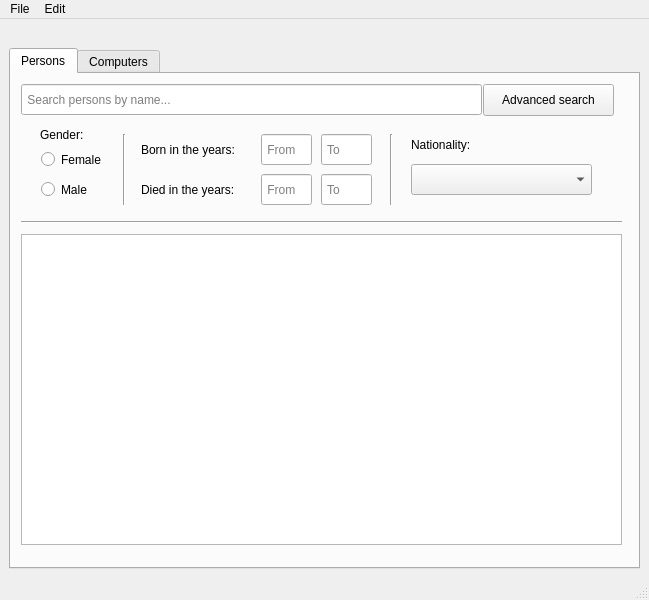
Above: mainwindow.ui from annakrih/T113VLN1-3 before the change. Below: the same form after it.
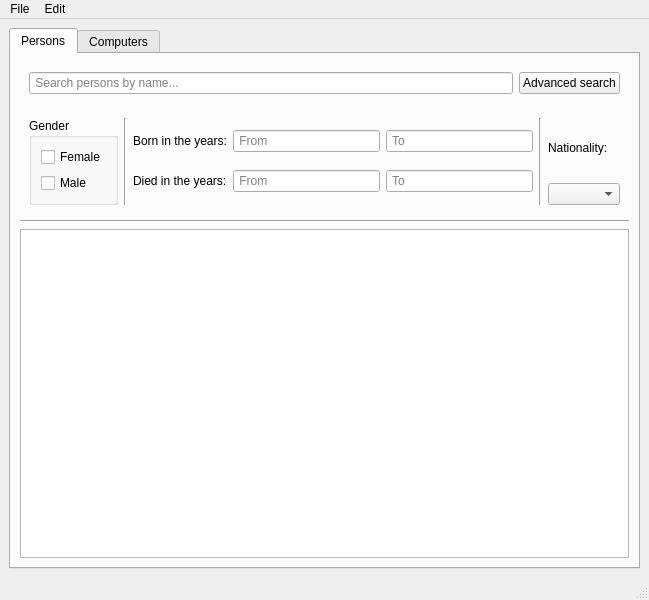
That is the form after the change.

Commit message: person advance search komið lengra

Diff of the .ui file:
```diff
--- a/mainwindow.ui
+++ b/mainwindow.ui
@@ -14,22 +14,15 @@
    <string>MainWindow</string>
   </property>
   <widget class="QWidget" name="centralwidget">
-   <layout class="QGridLayout" name="gridLayout">
-    <item row="0" column="0">
-     <spacer name="horizontalSpacer">
-      <property name="orientation">
-       <enum>Qt::Horizontal</enum>
-      </property>
-      <property name="sizeHint" stdset="0">
-       <size>
-        <width>40</width>
-        <height>20</height>
-       </size>
-      </property>
-     </spacer>
-    </item>
-    <item row="1" column="0">
+   <layout class="QVBoxLayout" name="verticalLayout_3">
+    <item>
      <widget class="QTabWidget" name="tabsWidget_personComputer">
+      <property name="sizePolicy">
+       <sizepolicy hsizetype="Expanding" vsizetype="Expanding">
+        <horstretch>0</horstretch>
+        <verstretch>0</verstretch>
+       </sizepolicy>
+      </property>
       <property name="currentIndex">
        <number>0</number>
       </property>
@@ -37,15 +30,18 @@
        <attribute name="title">
         <string>Persons</string>
        </attribute>
-       <widget class="QLineEdit" name="searchInput_Person">
-        <property name="geometry">
-         <rect>
-          <x>10</x>
-          <y>10</y>
-          <width>461</width>
-          <height>31</height>
-         </rect>
-        </property>
+       <layout class="QVBoxLayout" name="verticalLayout_4">
+        <item>
+         <widget class="QFrame" name="horizontalFrame">
+          <property name="maximumSize">
+           <size>
+            <width>16777215</width>
+            <height>40</height>
+           </size>
+          </property>
+          <layout class="QHBoxLayout" name="horizontalLayout">
+           <item>
+            <widget class="QLineEdit" name="input_searchPerson">
         <property name="styleSheet">
          <string notr="true"/>
         </property>
@@ -53,236 +49,181 @@
          <string> Search persons by name...</string>
         </property>
        </widget>
-       <widget class="QTableView" name="table_Person">
-        <property name="geometry">
-         <rect>
-          <x>10</x>
-          <y>160</y>
-          <width>601</width>
-          <height>311</height>
-         </rect>
-        </property>
-        <property name="styleSheet">
-         <string notr="true"/>
-        </property>
-        <property name="editTriggers">
-         <set>QAbstractItemView::NoEditTriggers</set>
-        </property>
-        <property name="sortingEnabled">
-         <bool>true</bool>
-        </property>
-        <attribute name="horizontalHeaderHighlightSections">
-         <bool>false</bool>
-        </attribute>
-        <attribute name="verticalHeaderHighlightSections">
-         <bool>false</bool>
-        </attribute>
-       </widget>
+           </item>
+           <item>
+            <widget class="QPushButton" name="button_advSearchPerson">
+             <property name="text">
+              <string>Advanced search</string>
+             </property>
+            </widget>
+           </item>
+          </layout>
+         </widget>
+        </item>
+        <item>
        <widget class="QWidget" name="widget_moreFilterOpsPersons" native="true">
-        <property name="geometry">
-         <rect>
-          <x>10</x>
-          <y>50</y>
-          <width>601</width>
-          <height>91</height>
-         </rect>
-        </property>
-        <widget class="QLabel" name="label_gender">
-         <property name="geometry">
-          <rect>
-           <x>19</x>
-           <y>0</y>
-           <width>51</width>
-           <height>21</height>
-          </rect>
-         </property>
-         <property name="text">
-          <string>Gender:</string>
-         </property>
-        </widget>
-        <widget class="QRadioButton" name="radioButton_female">
-         <property name="geometry">
-          <rect>
-           <x>20</x>
-           <y>20</y>
-           <width>71</width>
-           <height>31</height>
-          </rect>
-         </property>
-         <property name="text">
-          <string>Female</string>
-         </property>
-        </widget>
-        <widget class="QRadioButton" name="radioButton_male">
-         <property name="geometry">
-          <rect>
-           <x>20</x>
-           <y>50</y>
-           <width>71</width>
-           <height>31</height>
-          </rect>
-         </property>
-         <property name="text">
-          <string>Male</string>
-         </property>
-        </widget>
+          <property name="maximumSize">
+           <size>
+            <width>16777215</width>
+            <height>110</height>
+           </size>
+          </property>
+          <layout class="QGridLayout" name="gridLayout_3">
+           <item row="0" column="2">
+            <layout class="QGridLayout" name="gridLayout_2">
+             <item row="1" column="0">
         <widget class="QLabel" name="label_diedSearch">
-         <property name="geometry">
-          <rect>
-           <x>120</x>
-           <y>50</y>
-           <width>111</width>
-           <height>31</height>
-          </rect>
-         </property>
          <property name="text">
           <string>Died in the years:</string>
          </property>
         </widget>
-        <widget class="Line" name="line">
-         <property name="geometry">
-          <rect>
-           <x>93</x>
-           <y>10</y>
-           <width>20</width>
-           <height>71</height>
-          </rect>
-         </property>
-         <property name="orientation">
-          <enum>Qt::Vertical</enum>
-         </property>
-        </widget>
-        <widget class="QLineEdit" name="input_searchDiedFrom">
-         <property name="geometry">
-          <rect>
-           <x>240</x>
-           <y>50</y>
-           <width>51</width>
-           <height>31</height>
-          </rect>
-         </property>
-         <property name="placeholderText">
-          <string> From</string>
-         </property>
-        </widget>
+             </item>
+             <item row="0" column="0">
         <widget class="QLabel" name="label_bornSearch">
-         <property name="geometry">
-          <rect>
-           <x>120</x>
-           <y>10</y>
-           <width>111</width>
-           <height>31</height>
-          </rect>
-         </property>
          <property name="text">
           <string>Born in the years:</string>
          </property>
         </widget>
+             </item>
+             <item row="0" column="1">
+              <widget class="QLineEdit" name="input_searchBornFrom">
+               <property name="enabled">
+                <bool>true</bool>
+               </property>
+               <property name="placeholderText">
+                <string> From</string>
+               </property>
+              </widget>
+             </item>
+             <item row="1" column="2">
         <widget class="QLineEdit" name="input_searchDiedTo">
-         <property name="geometry">
-          <rect>
-           <x>300</x>
-           <y>50</y>
-           <width>51</width>
-           <height>31</height>
-          </rect>
+               <property name="enabled">
+                <bool>true</bool>
          </property>
          <property name="placeholderText">
           <string> To</string>
          </property>
         </widget>
+             </item>
+             <item row="1" column="1">
+              <widget class="QLineEdit" name="input_searchDiedFrom">
+               <property name="enabled">
+                <bool>true</bool>
+               </property>
+               <property name="placeholderText">
+                <string> From</string>
+               </property>
+              </widget>
+             </item>
+             <item row="0" column="2">
         <widget class="QLineEdit" name="input_searchBornTo">
-         <property name="geometry">
-          <rect>
-           <x>300</x>
-           <y>10</y>
-           <width>51</width>
-           <height>31</height>
-          </rect>
+               <property name="enabled">
+                <bool>true</bool>
          </property>
          <property name="placeholderText">
           <string> To</string>
          </property>
         </widget>
-        <widget class="QLineEdit" name="input_searchBornFrom">
-         <property name="geometry">
-          <rect>
-           <x>240</x>
-           <y>10</y>
-           <width>51</width>
-           <height>31</height>
-          </rect>
-         </property>
-         <property name="placeholderText">
-          <string> From</string>
-         </property>
-        </widget>
-        <widget class="QComboBox" name="input_searchNat">
-         <property name="geometry">
-          <rect>
-           <x>390</x>
-           <y>40</y>
-           <width>181</width>
-           <height>31</height>
-          </rect>
-         </property>
-         <property name="styleSheet">
-          <string notr="true"/>
-         </property>
-        </widget>
+             </item>
+            </layout>
+           </item>
+           <item row="0" column="4">
+            <layout class="QVBoxLayout" name="verticalLayout_2">
+             <item>
         <widget class="QLabel" name="label_nat">
-         <property name="geometry">
-          <rect>
-           <x>390</x>
-           <y>10</y>
-           <width>81</width>
-           <height>21</height>
-          </rect>
-         </property>
          <property name="text">
           <string>Nationality:</string>
          </property>
         </widget>
+             </item>
+             <item>
+              <widget class="QComboBox" name="input_searchNat">
+               <property name="enabled">
+                <bool>true</bool>
+               </property>
+               <property name="styleSheet">
+                <string notr="true"/>
+               </property>
+              </widget>
+             </item>
+            </layout>
+           </item>
+           <item row="0" column="0">
+            <widget class="QGroupBox" name="groupBox_gender">
+             <property name="enabled">
+              <bool>true</bool>
+             </property>
+             <property name="title">
+              <string>Gender</string>
+             </property>
+             <layout class="QVBoxLayout" name="verticalLayout">
+              <item>
+               <widget class="QCheckBox" name="checkBox_searchFemale">
+                <property name="text">
+                 <string>Female</string>
+                </property>
+               </widget>
+              </item>
+              <item>
+               <widget class="QCheckBox" name="checkBox_searchMale">
+                <property name="text">
+                 <string>Male</string>
+                </property>
+               </widget>
+              </item>
+             </layout>
+            </widget>
+           </item>
+           <item row="0" column="1">
+            <widget class="Line" name="line">
+             <property name="orientation">
+              <enum>Qt::Vertical</enum>
+             </property>
+            </widget>
+           </item>
+           <item row="0" column="3">
         <widget class="Line" name="line_2">
-         <property name="geometry">
-          <rect>
-           <x>360</x>
-           <y>10</y>
-           <width>20</width>
-           <height>71</height>
-          </rect>
-         </property>
          <property name="orientation">
           <enum>Qt::Vertical</enum>
          </property>
         </widget>
-       </widget>
+           </item>
+          </layout>
+         </widget>
+        </item>
+        <item>
        <widget class="Line" name="line_3">
-        <property name="geometry">
-         <rect>
-          <x>10</x>
-          <y>140</y>
-          <width>601</width>
-          <height>16</height>
-         </rect>
-        </property>
         <property name="orientation">
          <enum>Qt::Horizontal</enum>
         </property>
        </widget>
-       <widget class="QPushButton" name="button_advSearchPerson">
-        <property name="geometry">
-         <rect>
-          <x>472</x>
-          <y>10</y>
-          <width>131</width>
-          <height>32</height>
-         </rect>
-        </property>
-        <property name="text">
-         <string>Advanced search</string>
-        </property>
-       </widget>
+        </item>
+        <item>
+         <widget class="QTableView" name="table_Person">
+          <property name="sizePolicy">
+           <sizepolicy hsizetype="Expanding" vsizetype="Expanding">
+            <horstretch>0</horstretch>
+            <verstretch>0</verstretch>
+           </sizepolicy>
+          </property>
+          <property name="styleSheet">
+           <string notr="true"/>
+          </property>
+          <property name="editTriggers">
+           <set>QAbstractItemView::NoEditTriggers</set>
+          </property>
+          <property name="sortingEnabled">
+           <bool>true</bool>
+          </property>
+          <attribute name="horizontalHeaderHighlightSections">
+           <bool>false</bool>
+          </attribute>
+          <attribute name="verticalHeaderHighlightSections">
+           <bool>false</bool>
+          </attribute>
+         </widget>
+        </item>
+       </layout>
       </widget>
       <widget class="QWidget" name="tab_computers">
        <attribute name="title">
```
Left out of the diff: 19 changed lines with no effect on the pictures. Lines whose indentation alone changed are shown as unchanged. The commit also changes 6 other files.
